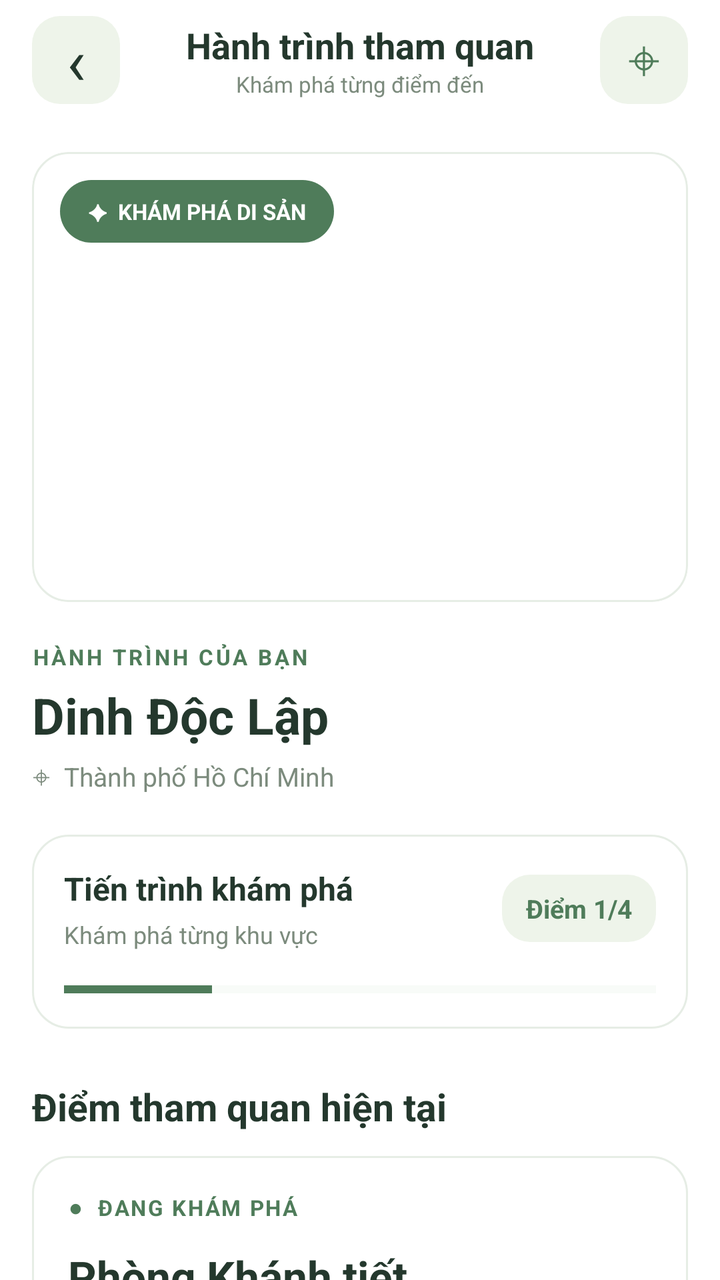
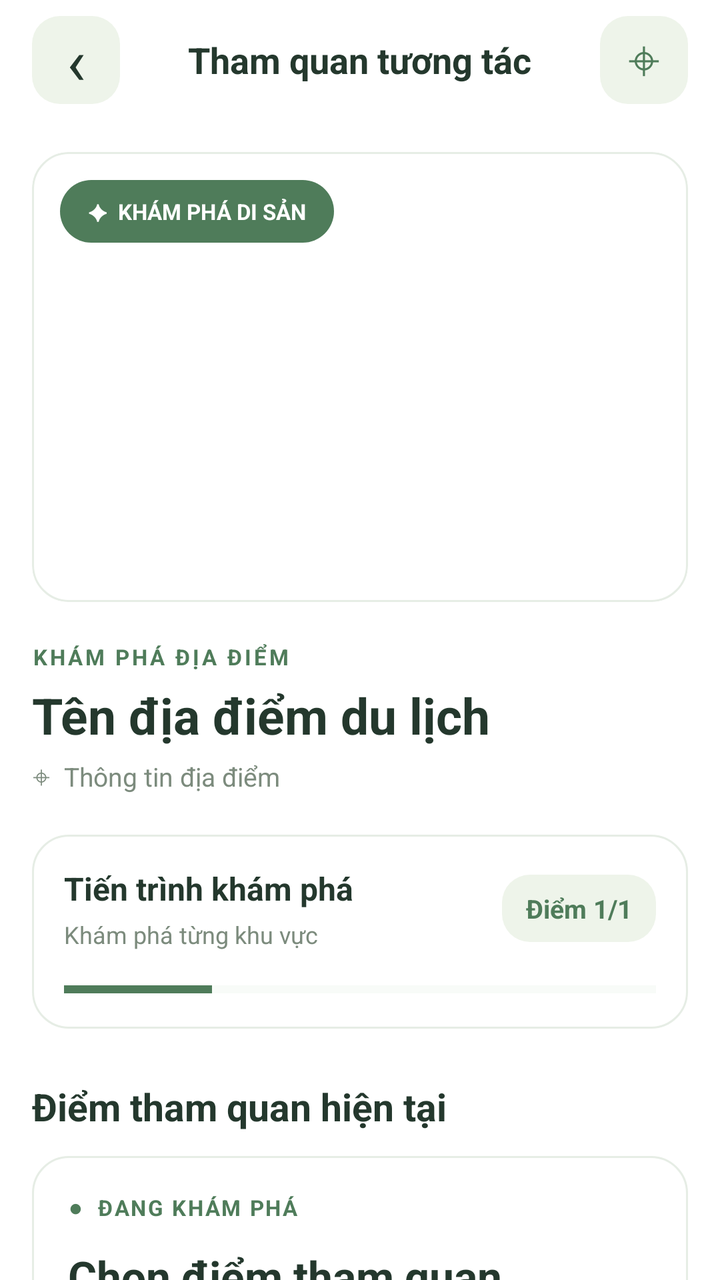

Screens rendered from an Android XML layout before and after an edit, with the pre-edit source and the edit as a unified diff.
<!-- AndroidManifest.xml: application theme Theme.APP_CK -->
<!-- res/layout/activity_tham_quan.xml -->
<?xml version="1.0" encoding="utf-8"?>
<LinearLayout
    xmlns:android="http://schemas.android.com/apk/res/android"
    android:layout_width="match_parent"
    android:layout_height="match_parent"
    android:orientation="vertical"
    android:background="#FFFFFF">

    
    <LinearLayout
        android:layout_width="match_parent"
        android:layout_height="60dp"
        android:orientation="horizontal"
        android:gravity="center_vertical"
        android:paddingHorizontal="16dp"
        android:background="#FFFFFF">

        <TextView
            android:id="@+id/tqNutQuayLai"
            android:layout_width="44dp"
            android:layout_height="44dp"
            android:gravity="center"
            android:text="‹"
            android:textSize="32sp"
            android:textColor="#24382D"
            android:background="@drawable/nen_tq_nut"
            android:clickable="true"
            android:focusable="true"
            android:contentDescription="Quay lại"/>

        <LinearLayout
            android:layout_width="0dp"
            android:layout_height="wrap_content"
            android:layout_weight="1"
            android:orientation="vertical"
            android:gravity="center"
            android:paddingHorizontal="8dp">

            <TextView
                android:layout_width="wrap_content"
                android:layout_height="wrap_content"
                android:text="Hành trình tham quan"
                android:textColor="#24382D"
                android:textStyle="bold"
                android:textSize="18sp"/>

            <TextView
                android:layout_width="wrap_content"
                android:layout_height="wrap_content"
                android:text="Khám phá từng điểm đến"
                android:textColor="#7C8B7D"
                android:textSize="11sp"/>
        </LinearLayout>

        <TextView
            android:layout_width="44dp"
            android:layout_height="44dp"
            android:gravity="center"
            android:text="⌖"
            android:textSize="24sp"
            android:textColor="#4F7C5A"
            android:background="@drawable/nen_tq_nut"/>
    </LinearLayout>

    
    <ScrollView
        android:layout_width="match_parent"
        android:layout_height="0dp"
        android:layout_weight="1"
        android:fillViewport="true"
        android:scrollbars="none">

        <LinearLayout
            android:layout_width="match_parent"
            android:layout_height="wrap_content"
            android:orientation="vertical"
            android:padding="16dp">

            
            <FrameLayout
                android:layout_width="match_parent"
                android:layout_height="225dp"
                android:background="@drawable/nen_tq_the"
                android:clipToOutline="true">

                <ImageView
                    android:id="@+id/tqAnhDiaDiem"
                    android:layout_width="match_parent"
                    android:layout_height="match_parent"
                    android:scaleType="centerCrop"
                    android:contentDescription="Ảnh địa điểm tham quan"/>

                <TextView
                    android:layout_width="wrap_content"
                    android:layout_height="wrap_content"
                    android:layout_gravity="top|start"
                    android:layout_margin="14dp"
                    android:paddingHorizontal="14dp"
                    android:paddingVertical="8dp"
                    android:text="✦  KHÁM PHÁ DI SẢN"
                    android:textSize="11sp"
                    android:textStyle="bold"
                    android:textColor="#FFFFFF"
                    android:background="@drawable/nen_tq_nhan"/>
            </FrameLayout>

            
            <TextView
                android:layout_width="match_parent"
                android:layout_height="wrap_content"
                android:layout_marginTop="20dp"
                android:text="HÀNH TRÌNH CỦA BẠN"
                android:textSize="11sp"
                android:textStyle="bold"
                android:letterSpacing="0.12"
                android:textColor="#4F7C5A"/>

            <TextView
                android:id="@+id/tqTenDiaDiem"
                android:layout_width="match_parent"
                android:layout_height="wrap_content"
                android:layout_marginTop="5dp"
                android:text="Dinh Độc Lập"
                android:textSize="25sp"
                android:textStyle="bold"
                android:textColor="#24382D"/>

            <TextView
                android:layout_width="match_parent"
                android:layout_height="wrap_content"
                android:layout_marginTop="5dp"
                android:text="⌖  Thành phố Hồ Chí Minh"
                android:textSize="13sp"
                android:textColor="#7C8B7D"/>

            
            <LinearLayout
                android:layout_width="match_parent"
                android:layout_height="wrap_content"
                android:layout_marginTop="20dp"
                android:padding="16dp"
                android:orientation="vertical"
                android:background="@drawable/nen_tq_the">

                <LinearLayout
                    android:layout_width="match_parent"
                    android:layout_height="wrap_content"
                    android:orientation="horizontal"
                    android:gravity="center_vertical">

                    <LinearLayout
                        android:layout_width="0dp"
                        android:layout_height="wrap_content"
                        android:layout_weight="1"
                        android:orientation="vertical">

                        <TextView
                            android:layout_width="wrap_content"
                            android:layout_height="wrap_content"
                            android:text="Tiến trình khám phá"
                            android:textSize="16sp"
                            android:textStyle="bold"
                            android:textColor="#24382D"/>

                        <TextView
                            android:layout_width="wrap_content"
                            android:layout_height="wrap_content"
                            android:layout_marginTop="4dp"
                            android:text="Khám phá từng khu vực"
                            android:textSize="12sp"
                            android:textColor="#7C8B7D"/>
                    </LinearLayout>

                    <TextView
                        android:id="@+id/tqDemKhuVuc"
                        android:layout_width="wrap_content"
                        android:layout_height="wrap_content"
                        android:paddingHorizontal="12dp"
                        android:paddingVertical="8dp"
                        android:text="Điểm 1/4"
                        android:textSize="13sp"
                        android:textStyle="bold"
                        android:textColor="#4F7C5A"
                        android:background="@drawable/nen_tq_nut"/>
                </LinearLayout>

                <ProgressBar
                    android:id="@+id/tqTienTrinh"
                    style="?android:attr/progressBarStyleHorizontal"
                    android:layout_width="match_parent"
                    android:layout_height="7dp"
                    android:layout_marginTop="16dp"
                    android:max="100"
                    android:progress="25"
                    android:progressTint="#4F7C5A"
                    android:progressBackgroundTint="#E5EDE3"/>
            </LinearLayout>

            
            <TextView
                android:layout_width="match_parent"
                android:layout_height="wrap_content"
                android:layout_marginTop="26dp"
                android:text="Điểm tham quan hiện tại"
                android:textSize="19sp"
                android:textStyle="bold"
                android:textColor="#24382D"/>

            <LinearLayout
                android:layout_width="match_parent"
                android:layout_height="wrap_content"
                android:layout_marginTop="12dp"
                android:padding="18dp"
                android:orientation="vertical"
                android:background="@drawable/nen_tq_the">

                <TextView
                    android:layout_width="wrap_content"
                    android:layout_height="wrap_content"
                    android:text="●  ĐANG KHÁM PHÁ"
                    android:textSize="11sp"
                    android:textStyle="bold"
                    android:letterSpacing="0.08"
                    android:textColor="#4F7C5A"/>

                <TextView
                    android:id="@+id/tqTenKhuVuc"
                    android:layout_width="match_parent"
                    android:layout_height="wrap_content"
                    android:layout_marginTop="12dp"
                    android:text="Phòng Khánh tiết"
                    android:textSize="22sp"
                    android:textStyle="bold"
                    android:textColor="#24382D"/>

                <TextView
                    android:id="@+id/tqMoTaKhuVuc"
                    android:layout_width="match_parent"
                    android:layout_height="wrap_content"
                    android:layout_marginTop="12dp"
                    android:text="Thông tin giới thiệu về khu vực tham quan."
                    android:textSize="14sp"
                    android:lineSpacingExtra="5dp"
                    android:textColor="#647568"/>

                
                <TextView
                    android:id="@+id/tqNutPhat"
                    android:layout_width="match_parent"
                    android:layout_height="54dp"
                    android:layout_marginTop="20dp"
                    android:gravity="center"
                    android:text="▶   Nghe thuyết minh"
                    android:textSize="16sp"
                    android:textStyle="bold"
                    android:textColor="#FFFFFF"
                    android:background="@drawable/nen_cta_xanh"
                    android:clickable="true"
                    android:focusable="true"/>

                <TextView
                    android:id="@+id/tqNutDung"
                    android:layout_width="match_parent"
                    android:layout_height="42dp"
                    android:layout_marginTop="6dp"
                    android:gravity="center"
                    android:text="■  Dừng thuyết minh"
                    android:textSize="14sp"
                    android:textColor="#4F7C5A"
                    android:clickable="true"
                    android:focusable="true"/>
            </LinearLayout>

            
            <LinearLayout
                android:layout_width="match_parent"
                android:layout_height="wrap_content"
                android:layout_marginTop="16dp"
                android:orientation="horizontal">

                <TextView
                    android:id="@+id/tqNutTruoc"
                    android:layout_width="0dp"
                    android:layout_height="52dp"
                    android:layout_weight="1"
                    android:layout_marginEnd="8dp"
                    android:gravity="center"
                    android:text="‹  Điểm trước"
                    android:textSize="14sp"
                    android:textStyle="bold"
                    android:textColor="#4F7C5A"
                    android:background="@drawable/nen_tq_nut"
                    android:clickable="true"
                    android:focusable="true"/>

                <TextView
                    android:id="@+id/tqNutTiep"
                    android:layout_width="0dp"
                    android:layout_height="52dp"
                    android:layout_weight="1"
                    android:gravity="center"
                    android:text="Điểm tiếp theo  ›"
                    android:textSize="14sp"
                    android:textStyle="bold"
                    android:textColor="#FFFFFF"
                    android:background="@drawable/nen_cta_xanh"
                    android:clickable="true"
                    android:focusable="true"/>
            </LinearLayout>

            
            <LinearLayout
                android:layout_width="match_parent"
                android:layout_height="wrap_content"
                android:layout_marginTop="28dp"
                android:layout_marginBottom="14dp"
                android:orientation="horizontal"
                android:gravity="center_vertical">

                <TextView
                    android:layout_width="0dp"
                    android:layout_height="wrap_content"
                    android:layout_weight="1"
                    android:text="Lộ trình tham quan"
                    android:textSize="19sp"
                    android:textStyle="bold"
                    android:textColor="#24382D"/>

                <TextView
                    android:layout_width="wrap_content"
                    android:layout_height="wrap_content"
                    android:text="Các điểm đến"
                    android:textSize="12sp"
                    android:textColor="#4F7C5A"/>
            </LinearLayout>

            <LinearLayout
                android:id="@+id/tqDanhSachKhuVuc"
                android:layout_width="match_parent"
                android:layout_height="wrap_content"
                android:orientation="vertical"/>

            <TextView
                android:layout_width="match_parent"
                android:layout_height="wrap_content"
                android:layout_marginTop="20dp"
                android:layout_marginBottom="18dp"
                android:gravity="center"
                android:text="✦  Mỗi điểm đến là một câu chuyện"
                android:textSize="13sp"
                android:textColor="#7C8B7D"/>

        </LinearLayout>
    </ScrollView>

</LinearLayout>
<!-- resources referenced by this layout -->
<resources>
  <!-- drawable nen_cta_xanh (drawable) -->
  <?xml version="1.0" encoding="utf-8"?>
  <shape xmlns:android="http://schemas.android.com/apk/res/android" android:shape="rectangle"><solid android:color="#4F7C5A"/><corners android:radius="18dp"/></shape>
  <!-- drawable nen_tq_nhan (drawable) -->
  <?xml version="1.0" encoding="utf-8"?>
  
  <shape xmlns:android="http://schemas.android.com/apk/res/android">
      <solid android:color="#4F7C5A"/>
      <corners android:radius="20dp"/>
  </shape>
  <!-- drawable nen_tq_nut (drawable) -->
  <?xml version="1.0" encoding="utf-8"?>
  
  <shape xmlns:android="http://schemas.android.com/apk/res/android">
      <solid android:color="#EEF4EA"/>
      <corners android:radius="14dp"/>
  </shape>
  <!-- drawable nen_tq_the (drawable) -->
  <?xml version="1.0" encoding="utf-8"?>
  
  <shape xmlns:android="http://schemas.android.com/apk/res/android">
      <solid android:color="#FFFFFF"/>
      <corners android:radius="18dp"/>
      <stroke
          android:width="1dp"
          android:color="#E6EDE5"/>
  </shape>
  <style name="Theme.APP_CK" parent="Base.Theme.APP_CK" />
  <style name="Base.Theme.APP_CK" parent="Theme.Material3.DayNight.NoActionBar">
          
          
      </style>
</resources>

<!-- the commit's change to res/layout/activity_tham_quan.xml (unified diff, before → after) -->
@@ -39,17 +39,11 @@
             <TextView
                 android:layout_width="wrap_content"
                 android:layout_height="wrap_content"
-                android:text="Hành trình tham quan"
+                android:text="Tham quan tương tác"
                 android:textColor="#24382D"
                 android:textStyle="bold"
                 android:textSize="18sp"/>
 
-            <TextView
-                android:layout_width="wrap_content"
-                android:layout_height="wrap_content"
-                android:text="Khám phá từng điểm đến"
-                android:textColor="#7C8B7D"
-                android:textSize="11sp"/>
         </LinearLayout>
 
         <TextView
@@ -109,7 +103,7 @@
                 android:layout_width="match_parent"
                 android:layout_height="wrap_content"
                 android:layout_marginTop="20dp"
-                android:text="HÀNH TRÌNH CỦA BẠN"
+                android:text="KHÁM PHÁ ĐỊA ĐIỂM"
                 android:textSize="11sp"
                 android:textStyle="bold"
                 android:letterSpacing="0.12"
@@ -120,7 +114,7 @@
                 android:layout_width="match_parent"
                 android:layout_height="wrap_content"
                 android:layout_marginTop="5dp"
-                android:text="Dinh Độc Lập"
+                android:text="Tên địa điểm du lịch"
                 android:textSize="25sp"
                 android:textStyle="bold"
                 android:textColor="#24382D"/>
@@ -129,7 +123,7 @@
                 android:layout_width="match_parent"
                 android:layout_height="wrap_content"
                 android:layout_marginTop="5dp"
-                android:text="⌖  Thành phố Hồ Chí Minh"
+                android:text="⌖  Thông tin địa điểm"
                 android:textSize="13sp"
                 android:textColor="#7C8B7D"/>
 
@@ -177,7 +171,7 @@
                         android:layout_height="wrap_content"
                         android:paddingHorizontal="12dp"
                         android:paddingVertical="8dp"
-                        android:text="Điểm 1/4"
+                        android:text="Điểm 1/1"
                         android:textSize="13sp"
                         android:textStyle="bold"
                         android:textColor="#4F7C5A"
@@ -228,7 +222,7 @@
                     android:layout_width="match_parent"
                     android:layout_height="wrap_content"
                     android:layout_marginTop="12dp"
-                    android:text="Phòng Khánh tiết"
+                    android:text="Chọn điểm tham quan"
                     android:textSize="22sp"
                     android:textStyle="bold"
                     android:textColor="#24382D"/>
@@ -321,7 +315,7 @@
                     android:layout_width="0dp"
                     android:layout_height="wrap_content"
                     android:layout_weight="1"
-                    android:text="Lộ trình tham quan"
+                    android:text="Danh sách điểm tham quan"
                     android:textSize="19sp"
                     android:textStyle="bold"
                     android:textColor="#24382D"/>
@@ -346,7 +340,7 @@
                 android:layout_marginTop="20dp"
                 android:layout_marginBottom="18dp"
                 android:gravity="center"
-                android:text="✦  Mỗi điểm đến là một câu chuyện"
+                android:text="✦  Mỗi điểm tham quan là một câu chuyện"
                 android:textSize="13sp"
                 android:textColor="#7C8B7D"/>
 
